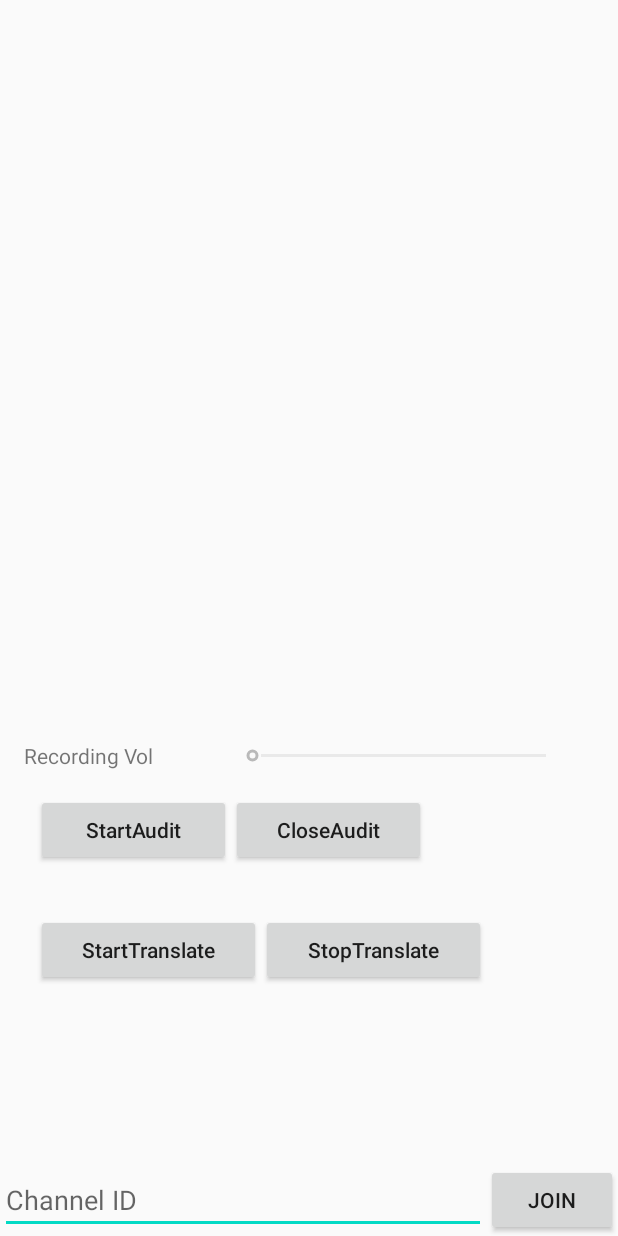
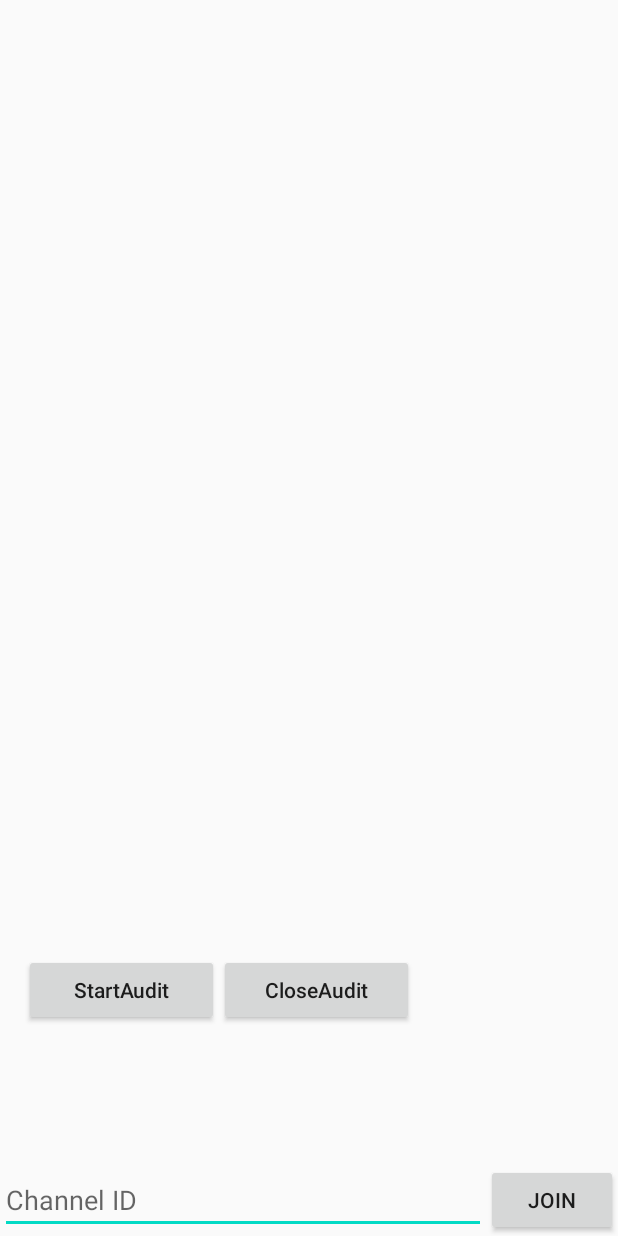
Before and after one commit to highras/rtau-shengwang-marketplace, an Android app: the screen it shows after launch (SimpleExtension), on a phone screen of 412 x 824 dp. Run offline under Robolectric (Android 15) with nearby library versions, the phone set to English and light mode, and no system bars; libraries missing offline, so code that uses them is left out: com.yanzhenjie.permission, io.agora.rtc2; 12 statements that could not run were skipped.

Commit message:
更改使用文档 更新aar
更改使用文档 更新aar

```diff
--- a/Android/RTVTRTAUFilter/app/src/main/java/io/agora/api/example/SimpleExtension.java
+++ b/Android/RTVTRTAUFilter/app/src/main/java/io/agora/api/example/SimpleExtension.java
@@ -44,13 +44,10 @@ import io.agora.rtc2.video.VideoCanvas;
 
 public class SimpleExtension extends AppCompatActivity implements View.OnClickListener, io.agora.rtc2.IMediaExtensionObserver {
     private static final String TAG = SimpleExtension.class.getSimpleName();
-    public static final String EXTENSION_NAME_POST = "agora-iLiveData-filter-post";
-    public static final String EXTENSION_NAME_PRE = "agora-iLiveData-filter-pre";
+    public static final String EXTENSION_LIBRARY_NAME_PRE = "agora-iLiveData-filter-pre";
     public static final String EXTENSION_VENDOR_NAME_PRE = "iLiveDataPre";
-    public static final String EXTENSION_VENDOR_NAME_POST = "iLiveDataPost";
-    public static final String EXTENSION_AUDIO_FILTER_POST = "RTVT_POST";
-    public static final String EXTENSION_AUDIO_FILTER_PRE = "RTVT_PRE";
-    public static final String EXTENSION_VIDEO_FILTER_PRE = "RTAU_PRE";
+    public static final String EXTENSION_RTVT_PRE = "RTVT_PRE";
+    public static final String EXTENSION_RTAU_PRE = "RTAU_PRE";
 
     private FrameLayout local_view;
     private EditText et_channel;
@@ -60,7 +57,6 @@ public class SimpleExtension extends AppCompatActivity implements View.OnClickLi
     int remoteUid = 999;
     String joinchannel = "";
     private boolean joined = false;
-    private SeekBar record;
     ListView rtvttestview;
     Context mycontext = this;
     protected Handler handler;
@@ -101,13 +97,9 @@ public class SimpleExtension extends AppCompatActivity implements View.OnClickLi
 
         findViewById(R.id.startaudit).setOnClickListener(this);
         findViewById(R.id.closeAudit).setOnClickListener(this);
-        findViewById(R.id.starttrans).setOnClickListener(this);
-        findViewById(R.id.stoptrans).setOnClickListener(this);
 
         et_channel = findViewById(R.id.et_channel);
         findViewById(R.id.btn_join).setOnClickListener(this);
-        record = findViewById(R.id.recordingVol);
-        record.setEnabled(false);
         local_view = findViewById(R.id.fl_local);
         rtvttestview = findViewById(R.id.rtvttest);
         srcadapter = new MyAdapter(this, android.R.layout.simple_list_item_1, srcarrayList);
@@ -148,24 +140,10 @@ public class SimpleExtension extends AppCompatActivity implements View.OnClickLi
                 showAlert("Please configure the agora appid");
                 return;
             }
-            /** Sets the channel profile of the Agora RtcEngine.
-             CHANNEL_PROFILE_COMMUNICATION(0): (Default) The Communication profile.
-             Use this profile in one-on-one calls or group calls, where all users can talk freely.
-             CHANNEL_PROFILE_LIVE_BROADCASTING(1): The Live-Broadcast profile. Users in a live-broadcast
-             channel have a role as either broadcaster or audience. A broadcaster can both send and receive streams;
-             an audience can only receive streams.*/
             config.mChannelProfile = Constants.CHANNEL_PROFILE_LIVE_BROADCASTING;
-            /**
-             * IRtcEngineEventHandler is an abstract class providing default implementation.
-             * The SDK uses this class to report to the app on SDK runtime events.
-             */
-            //Name of dynamic link library is provided by plug-in vendor,
-            //e.g. libagora-bytedance.so whose EXTENSION_NAME should be "agora-bytedance"
-            //and one or more plug-ins can be added
             int ret = 0;
 
-            config.addExtension(EXTENSION_NAME_POST);
-            config.addExtension(EXTENSION_NAME_PRE);
+            config.addExtension(EXTENSION_LIBRARY_NAME_PRE);
 
             config.mExtensionObserver = this;
             config.mEventHandler = iRtcEngineEventHandler;
@@ -175,24 +153,6 @@ public class SimpleExtension extends AppCompatActivity implements View.OnClickLi
                 return;
             }
 
-//            ret = engine.enableExtension("iLiveDataPre", EXTENSION_AUDIO_FILTER_PRE, true);
-            ret = engine.enableExtension(EXTENSION_VENDOR_NAME_PRE, EXTENSION_AUDIO_FILTER_PRE, true);
-            if (ret <0){
-                showAlert("enableExtension error:" +ret + " " + EXTENSION_AUDIO_FILTER_PRE );
-                return;
-            }
-            ret = engine.enableExtension(EXTENSION_VENDOR_NAME_PRE, EXTENSION_VIDEO_FILTER_PRE, true);
-            if (ret <0){
-                showAlert("enableExtension error:" +ret + " " + EXTENSION_VIDEO_FILTER_PRE );
-                return;
-            }
-
-
-            ret = engine.enableExtension(EXTENSION_VENDOR_NAME_POST, EXTENSION_AUDIO_FILTER_POST, true);
-            if (ret <0){
-                showAlert("enableExtension error:" +ret + " " + EXTENSION_AUDIO_FILTER_POST );
-                return;
-            }
             if (!AndPermission.hasPermissions(this, Permission.Group.STORAGE, Permission.Group.MICROPHONE, Permission.Group.CAMERA)) {
 
                 // Request permission
@@ -202,6 +162,17 @@ public class SimpleExtension extends AppCompatActivity implements View.OnClickLi
                         Permission.Group.CAMERA
                 ).onGranted(permissions ->
                 {
+                    int result = engine.enableExtension(EXTENSION_VENDOR_NAME_PRE, EXTENSION_RTVT_PRE, true);
+                    if (result <0){
+                        showAlert("enableExtension error:" +result + " " + EXTENSION_RTVT_PRE );
+                        return;
+                    }
+                    result = engine.enableExtension(EXTENSION_VENDOR_NAME_PRE, EXTENSION_RTAU_PRE, true);
+                    if (result <0){
+                        showAlert("enableExtension error:" +result + " " + EXTENSION_RTAU_PRE );
+                        return;
+                    }
+
                     engine.enableVideo();
                     TextureView textureView = new TextureView(this);
                     if(local_view.getChildCount() > 0)
@@ -216,6 +187,17 @@ public class SimpleExtension extends AppCompatActivity implements View.OnClickLi
                 }).start();
             }
             else{
+                int result = engine.enableExtension(EXTENSION_VENDOR_NAME_PRE, EXTENSION_RTVT_PRE, true);
+                if (result <0){
+                    showAlert("enableExtension error:" +result + " " + EXTENSION_RTVT_PRE );
+                    return;
+                }
+                result = engine.enableExtension(EXTENSION_VENDOR_NAME_PRE, EXTENSION_RTAU_PRE, true);
+                if (result <0){
+                    showAlert("enableExtension error:" +result + " " + EXTENSION_RTAU_PRE );
+                    return;
+                }
+
                 engine.enableVideo();
                 TextureView textureView = new TextureView(this);
                 if(local_view.getChildCount() > 0)
@@ -226,10 +208,6 @@ public class SimpleExtension extends AppCompatActivity implements View.OnClickLi
                 engine.setupLocalVideo(new VideoCanvas(textureView, RENDER_MODE_HIDDEN, 0));
                 engine.startPreview();
             }
-
-
-
-//            initMediaPlayer();
         }
         catch (Exception e) {
             e.printStackTrace();
@@ -259,42 +237,7 @@ public class SimpleExtension extends AppCompatActivity implements View.OnClickLi
 
     @Override
     public void onClick(View v) {
-        Class obj = null;
-        if(v.getId() == R.id.starttrans){
-            JSONObject jsonObject = new JSONObject();
-            try {
-                jsonObject.put("srcLang", livedata_translate_srclang);
-                jsonObject.put("dstLang", livedata_translate_dstlang);
-                jsonObject.put("asrResult", true);
-                jsonObject.put("transResult", true);
-                jsonObject.put("appKey", livedata_translate_pid);
-                jsonObject.put("appSecret", livedata_translate_key);
-                jsonObject.put("userId", 123456);
-
-//                jsonObject.put("userId", "1234567");
-
-/*                JSONArray array = new JSONArray();
-                array.put("en");
-                array.put("es");
-                array.put("pt");
-                jsonObject.put("srcAltLanguage", array);*/
-//                jsonObject.put("srcAltLanguage", null);
-            } catch (JSONException e) {
-                e.printStackTrace();
-            }
-            int ret  = engine.setExtensionProperty(EXTENSION_VENDOR_NAME_PRE, EXTENSION_AUDIO_FILTER_PRE, "startAudioTranslation_pre", jsonObject.toString());
-//            int ret  = engine.setExtensionProperty(EXTENSION_VENDOR_NAME_PRE, EXTENSION_AUDIO_FILTER_PRE, "startAudioTranslation_pre", "{\"srclang\":\"zh\",\"dstLang\":\"en\",\"appKey\":81700088,\"appSecret\":\"ZDUwNDEyYzAtNzY1ZS00NjYzLTkzYTAtYmY0ZDVmNDdhNWJj\",\"userId\":765270600}");
-            if (ret < 0){
-                showAlert("startAudioTranslation error ret:" + ret);
-                return;
-            }
-            showShortToast("Start Translation");
-        }else if(v.getId() == R.id.stoptrans){
-            showShortToast("End Translation");
-            engine.setExtensionProperty(EXTENSION_VENDOR_NAME_PRE, EXTENSION_AUDIO_FILTER_PRE, "closeAudioTranslation_pre", "{}");
-
-        }
-        else if (v.getId() == R.id.startaudit){
+        if (v.getId() == R.id.startaudit){
             String spid  = getString(R.string.livedata_audit_pid);
             if (spid.isEmpty()){
                 showAlert("Please configure the project ID for audit");
@@ -319,7 +262,7 @@ public class SimpleExtension extends AppCompatActivity implements View.OnClickLi
                 e.printStackTrace();
             }
 
-            int ret = engine.setExtensionProperty(EXTENSION_VENDOR_NAME_PRE, EXTENSION_VIDEO_FILTER_PRE, "startAudit_pre", jsonObject.toString());
+            int ret = engine.setExtensionProperty(EXTENSION_VENDOR_NAME_PRE, EXTENSION_RTAU_PRE, "startAudit_pre", jsonObject.toString());
             if (ret != 0 ){
                 showAlert("setExtensionProperty startAudit error " + ret);
                 return;
@@ -329,7 +272,7 @@ public class SimpleExtension extends AppCompatActivity implements View.OnClickLi
         }
         else if (v.getId() == R.id.closeAudit){
 /*            Toast.makeText(this, "End Audit", Toast.LENGTH_SHORT).show();
-            int ret = engine.setExtensionProperty(EXTENSION_VENDOR_NAME, EXTENSION_VIDEO_FILTER_WATERMARK, "closeAudit", "{}");
+            int ret = engine.setExtensionProperty(EXTENSION_VENDOR_NAME, EXTENSION_VIDEO_FILTER_WATERMARK, "closeAudit_pre", "{}");
             Log.i("sdktest","setExtensionProperty closeAudit " + ret);*/
         }
         else if (v.getId() == R.id.btn_join) {
@@ -376,8 +319,6 @@ public class SimpleExtension extends AppCompatActivity implements View.OnClickLi
                  *          triggers the removeInjectStreamUrl method.*/
                 engine.leaveChannel();
                 join.setText(getString(R.string.join));
-                record.setEnabled(false);
-                record.setProgress(0);
             }
         }
     }
@@ -392,9 +333,9 @@ public class SimpleExtension extends AppCompatActivity implements View.OnClickLi
         if (engine != null) {
             engine.leaveChannel();
         }
-        engine.enableExtension(EXTENSION_VENDOR_NAME_PRE, EXTENSION_NAME_PRE, false);
+        engine.enableExtension(EXTENSION_VENDOR_NAME_PRE, EXTENSION_RTVT_PRE, false);
+        engine.enableExtension(EXTENSION_VENDOR_NAME_PRE, EXTENSION_RTAU_PRE, false);
         // enable video filter before enable video
-        engine.enableExtension(EXTENSION_VENDOR_NAME_POST, EXTENSION_NAME_POST, false);
         handler.post(RtcEngine::destroy);
         engine = null;
     }
@@ -477,8 +418,6 @@ public class SimpleExtension extends AppCompatActivity implements View.OnClickLi
                 public void run() {
                     join.setEnabled(true);
                     join.setText(getString(R.string.leave));
-                    record.setEnabled(true);
-                    record.setProgress(100);
                 }
             });
         }
@@ -486,37 +425,6 @@ public class SimpleExtension extends AppCompatActivity implements View.OnClickLi
         @Override
         public void onRemoteAudioStateChanged(int uid, int state, int reason, int elapsed) {
             super.onRemoteAudioStateChanged(uid, state, reason, elapsed);
-            if (state == REMOTE_AUDIO_STATE_STARTING){
-
-                JSONObject jsonObject = new JSONObject();
-                try {
-//                    Log.i("sdktest", "java token is " + ApiSecurityExample.genToken(80001000,"qwerty"));
-                    jsonObject.put("srclang", "zh");
-                    jsonObject.put("dstLang", "en");
-                    jsonObject.put("appKey", String.valueOf(livedata_translate_pid));
-                    jsonObject.put("appSecret", livedata_translate_key);
-//                    JSONArray array = new JSONArray();
-//                    array.put("en");
-//                    array.put("es");
-//                    array.put("pt");
-//                    jsonObject.put("srcAltLanguage", array);
-                } catch (JSONException e) {
-                    e.printStackTrace();
-                }
-                ExtensionInfo extensionInfo = new ExtensionInfo();
-                extensionInfo.localUid = myUid;
-                extensionInfo.channelId = joinchannel;
-                extensionInfo.remoteUid = remoteUid;
-
-                int ret = engine.setExtensionProperty(EXTENSION_VENDOR_NAME_POST, EXTENSION_AUDIO_FILTER_POST, extensionInfo,"startAudioTranslation_post", jsonObject.toString());
-                if (ret != 0){
-                    Log.e("sdktest","strart remote translation setExtensionProperty failed:" + ret);
-                    return;
-                }
-
-                showShortToast("Start Translation");
-                Log.i("sdktest", "startAudioTranslation ret:" + ret);
-            }
         }
         /**Occurs when a remote user (Communication)/host (Live Broadcast) joins the channel.
          * @param uid ID of the user whose audio state changes.
--- a/Android/RTVTRTAUFilter/app/src/main/res/layout/fragment_extension.xml
+++ b/Android/RTVTRTAUFilter/app/src/main/res/layout/fragment_extension.xml
@@ -40,34 +40,8 @@
             android:id="@+id/controlPanel"
             android:layout_width="match_parent"
             android:layout_height="0dp"
-            android:layout_weight="0.4"
+            android:layout_weight="0.2"
             android:orientation="vertical">
-
-            <LinearLayout
-                android:id="@+id/volbar1"
-                android:layout_width="match_parent"
-                android:layout_height="wrap_content"
-                android:layout_marginTop="30dp"
-                android:layout_marginEnd="16dp"
-                android:gravity="center_vertical"
-                android:orientation="horizontal">
-
-                <TextView
-                    android:id="@+id/recordingLabel"
-                    android:layout_width="120dp"
-                    android:layout_height="wrap_content"
-                    android:layout_marginStart="16dp"
-                    android:text="Recording Vol" />
-
-                <SeekBar
-                    android:id="@+id/recordingVol"
-                    android:layout_width="0dp"
-                    android:layout_height="wrap_content"
-                    android:layout_marginStart="16dp"
-                    android:layout_marginEnd="16dp"
-                    android:layout_weight="1" />
-
-            </LinearLayout>
 
             <androidx.constraintlayout.widget.ConstraintLayout
                 android:layout_width="match_parent"
@@ -75,25 +49,13 @@
 
 
                 <androidx.appcompat.widget.AppCompatButton
-                    android:textAllCaps="false"
-                    android:textSize="14dp"
-                    android:id="@+id/starttrans"
-                    android:layout_width="150dp"
-                    android:layout_height="wrap_content"
-                    android:layout_marginStart="24dp"
-                    android:layout_marginTop="32dp"
-                    android:text="StartTranslate"
-                    app:layout_constraintStart_toStartOf="parent"
-                    app:layout_constraintTop_toBottomOf="@+id/startaudit"></androidx.appcompat.widget.AppCompatButton>
-
-                <androidx.appcompat.widget.AppCompatButton
-                    android:textAllCaps="false"
                     android:id="@+id/startaudit"
                     android:layout_width="130dp"
                     android:layout_height="wrap_content"
-                    android:layout_marginStart="24dp"
-                    android:layout_marginTop="16dp"
+                    android:layout_marginStart="16dp"
+                    android:layout_marginTop="56dp"
                     android:text="StartAudit"
+                    android:textAllCaps="false"
                     app:layout_constraintStart_toStartOf="parent"
                     app:layout_constraintTop_toTopOf="parent"></androidx.appcompat.widget.AppCompatButton>
 
@@ -108,17 +70,6 @@
                     app:layout_constraintTop_toTopOf="@+id/startaudit"
                     app:layout_constraintVertical_bias="0.0"></androidx.appcompat.widget.AppCompatButton>
 
-                <androidx.appcompat.widget.AppCompatButton
-                    android:textAllCaps="false"
-                    android:textSize="14dp"
-                    android:id="@+id/stoptrans"
-                    android:layout_width="150dp"
-                    android:layout_height="wrap_content"
-                    android:text="StopTranslate"
-                    app:layout_constraintBottom_toBottomOf="@+id/starttrans"
-                    app:layout_constraintStart_toEndOf="@+id/starttrans"
-                    app:layout_constraintTop_toTopOf="@+id/starttrans"
-                    app:layout_constraintVertical_bias="0.0"></androidx.appcompat.widget.AppCompatButton>
             </androidx.constraintlayout.widget.ConstraintLayout>
 
 
--- a/Android/RTVTRTAUFilter/app/src/main/res/values/string_configs.xml
+++ b/Android/RTVTRTAUFilter/app/src/main/res/values/string_configs.xml
@@ -1,6 +1,6 @@
 <?xml version="1.0" encoding="utf-8"?>
 <resources>
-    <string name="agora_app_id" translatable="false"></string>
+<!--    <string name="agora_app_id" translatable="false"></string>
     <string name="agora_access_token" translatable="false"></string>
     <string name="livedata_translate_pid" translatable="false"></string>
     <string name="livedata_translate_key" translatable="false"></string>
@@ -10,5 +10,21 @@
     <string name="livedata_audit_pid" translatable="false"></string>
     <string name="livedata_audit_key" translatable="false"></string>
     <string name="livedata_callbackUrl" translatable="false"></string>
-    <string name="livedata_audit_lang" translatable="false"></string>
+    <string name="livedata_audit_lang" translatable="false"></string>-->
+
+    <string name="agora_app_id" translatable="false">a0152df407e24d82ad25db39489dd835</string>
+    <string name="agora_access_token" translatable="false"></string>
+    <string name="livedata_translate_pid" translatable="false">81700001</string>
+    <string name="livedata_translate_key" translatable="false">enhjdmI=</string>
+    <string name="livedata_translate_srclang" translatable="false">zh</string>
+    <string name="livedata_translate_dstlang" translatable="false">en</string>
+
+    <!--    <string name="livedata_audit_pid" translatable="false">92000002</string>-->
+    <!--    <string name="livedata_audit_key" translatable="false">NUQ4Mjg4RDMtQzVFMi1BNzczLTcxRDgtQ0Y1NTQ4NEE2NjA1</string>-->
+
+    <string name="livedata_audit_pid" translatable="false">92000001</string>
+    <string name="livedata_audit_key" translatable="false">cXdlcnR5</string>
+    <!--    <string name="livedata_audit_lang" translatable="false">en-US</string>-->
+    <string name="livedata_audit_lang" translatable="false">zh-CN</string>
+    <string name="livedata_callbackUrl" translatable="false">127.0.0.1</string>
 </resources>
```
Also changed, not shown: 1 other file.
